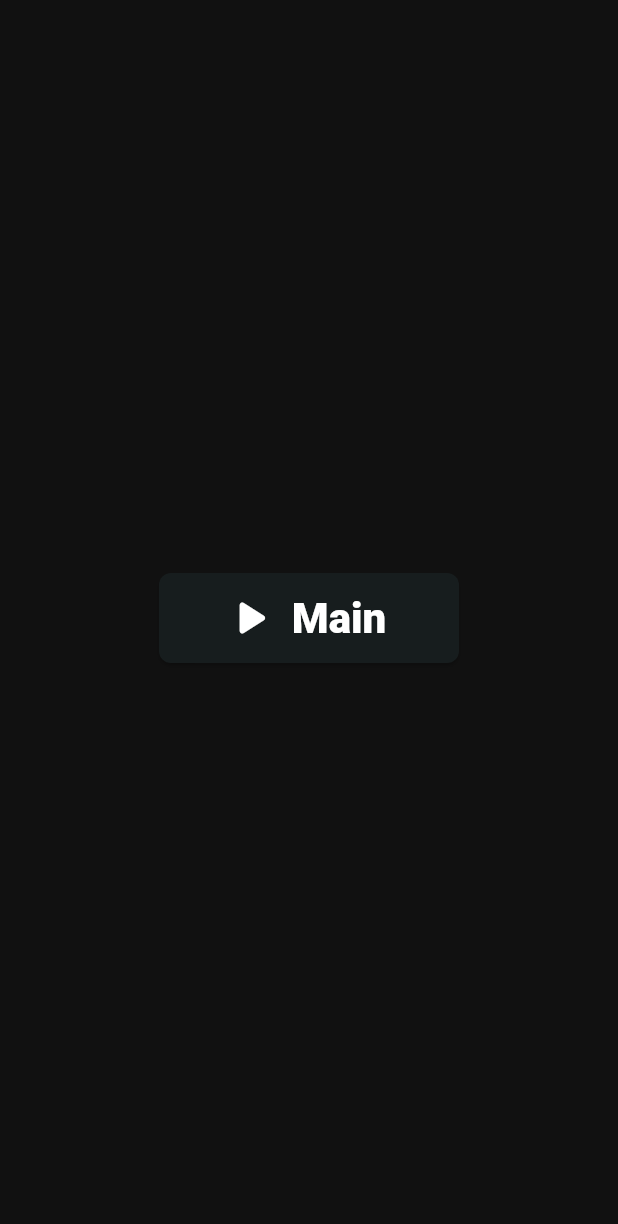
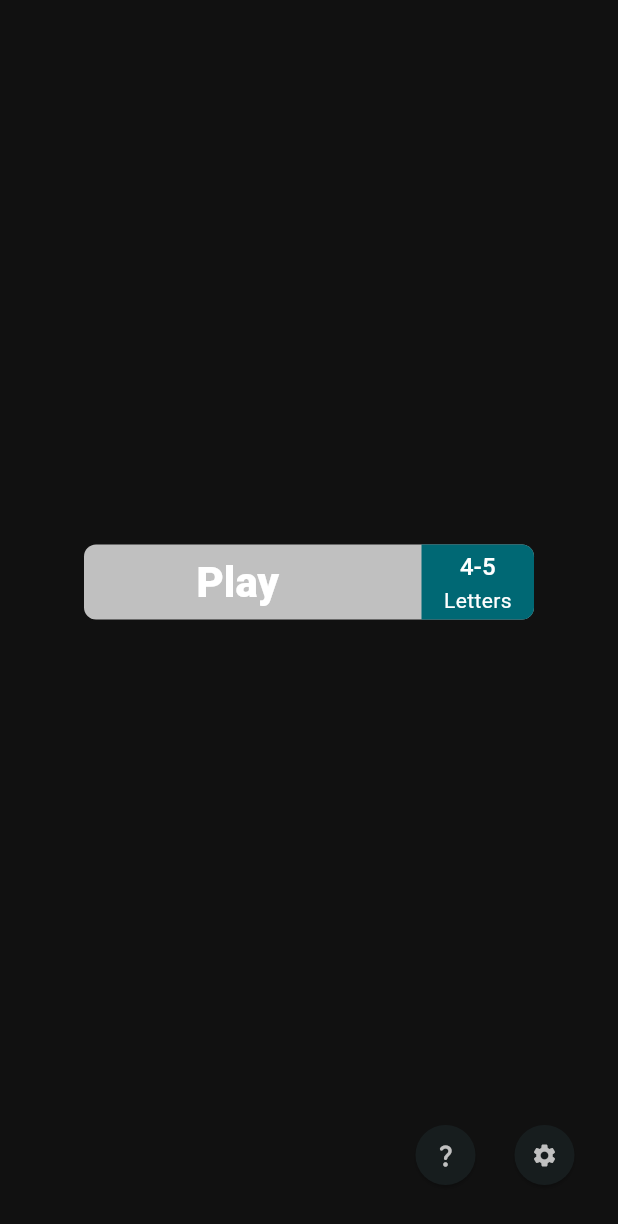
Before and after one commit to Rafi1702/wordle_app, a Flutter app: the screen it shows after launch, on a phone screen of 412 x 824 dp. Shown: the top 1224 px of the screen. Run offline on Flutter 3.47's test engine with Material 3 defaults, Android fonts, the phone set to English and light mode, and no system bars; our stand-ins replace audioplayers, flex_color_scheme, fluttertoast, shared_preferences; project files that could hold a hidden picture were left out.

Commit message:
edit home page

```diff
--- a/lib/feature/wordle/providers/wordle_provider.dart
+++ b/lib/feature/wordle/providers/wordle_provider.dart
@@ -83,11 +83,11 @@ class WordleProvider with ChangeNotifier {
     try {
       final data = await wordleRepo.getRandomWord();
 
-      // const data = "pose";
       _wordsData = data.map((e) => e.toUpperCase()).toList();
 
       _word = _wordsData[_random.nextInt(_wordsData.length)];
 
+      debugPrint(_word);
       for (int i = 0; i < _word.length; i++) {
         _hintWord.add(' ');
         _tempWords.add(i);
@@ -106,7 +106,7 @@ class WordleProvider with ChangeNotifier {
       notifyListeners();
     } catch (e) {
       _wordStatus = WordleStatus.error;
-      print(e);
+
       _generateWordError = e.toString();
       notifyListeners();
     }
@@ -150,7 +150,6 @@ class WordleProvider with ChangeNotifier {
   Future<void> onSubmitButton() async {
     final String concattedCharacter =
         _guessedWord[_row].map((e) => e.character).join('');
-    debugPrint(concattedCharacter);
 
     _isWordsAvailable = _wordsData.contains(concattedCharacter);
 
@@ -168,7 +167,7 @@ class WordleProvider with ChangeNotifier {
     _isValid = _isStageCompleted;
 
     /* need to refresh _wordOccurences value for next submit */
-    _wordOccurences.clear();
+
     _wordOccurences = countWordOccurences(_word);
 
     _row++;
@@ -236,7 +235,6 @@ class WordleProvider with ChangeNotifier {
       _wordFactStatus = WordleStatus.success;
       notifyListeners();
     } catch (e) {
-      debugPrint(e.toString());
       _wordFactStatus = WordleStatus.error;
       _wordFactError = e.toString();
       notifyListeners();
@@ -265,6 +263,7 @@ class WordleProvider with ChangeNotifier {
         wordOccurences[word[i]] = 1;
       }
     }
+
     return wordOccurences;
   }
 
@@ -286,36 +285,21 @@ class WordleProvider with ChangeNotifier {
         temp[row][i] = temp[row][i].copyWith(status: CharacterStatus.exist);
         wordOccurences[temp[row][i].character!] =
             wordOccurences[temp[row][i].character!] - 1;
-      } else if (_word.contains(temp[row][i].character!) &&
+        continue;
+      }
+    }
+
+    for (int i = 0; i < _word.length; i++) {
+      if (_word.contains(temp[row][i].character!) &&
           _word[i] != temp[row][i].character &&
           wordOccurences[temp[row][i].character] != 0) {
         temp[row][i] =
             temp[row][i].copyWith(status: CharacterStatus.existDifferentIndex);
         wordOccurences[temp[row][i].character!] =
             wordOccurences[temp[row][i].character!] - 1;
-      } else {
-        temp[row][i] = temp[row][i].copyWith(status: CharacterStatus.notExist);
       }
     }
+
     return temp;
   }
 }
-
-
-  // Map<String, Map<String, dynamic>> countWordOccurences(String word) {
-  //   var wordOccurences = <String, Map<String, dynamic>>{};
-  //   for (int i = 0; i < word.length; i++) {
-  //     if (wordOccurences.containsKey(word[i])) {
-  //       wordOccurences[word[i]]?["count"] =
-  //           wordOccurences[word[i]]?["count"] + 1;
-  //       wordOccurences[word[i]]
-  //           ?["list"] = List.from(wordOccurences[word[i]]?["list"])..add(i);
-  //     } else {
-  //       wordOccurences[word[i]] = {};
-  //       wordOccurences[word[i]]?["count"] = 1;
-  //       wordOccurences[word[i]]?["list"] = [i];
-  //     }
-  //   }
-
-  //   return wordOccurences;
-  // }
--- a/lib/home_page.dart
+++ b/lib/home_page.dart
@@ -1,4 +1,5 @@
 import 'package:flutter/material.dart';
+import 'package:tebak_kata/feature/settings/widgets/settings_dialog.dart';
 import 'package:tebak_kata/feature/wordle/presentation/wordle_page.dart';
 
 class HomePage extends StatelessWidget {
@@ -10,35 +11,100 @@ class HomePage extends StatelessWidget {
     return Scaffold(
       body: SafeArea(
         child: Center(
+          child: Padding(
+            padding:
+                const EdgeInsets.symmetric(vertical: 30.0, horizontal: 16.0),
             child: Column(
               mainAxisAlignment: MainAxisAlignment.center,
               children: [
-              ElevatedButton.icon(
-                style: const ButtonStyle(
-                    fixedSize: WidgetStatePropertyAll(Size(
-                  200.0,
-                  60.0,
-                ))),
-                onPressed: () {
+                const Spacer(),
+                InkWell(
+                  splashFactory: NoSplash.splashFactory,
+                  onTap: () {
                     Navigator.of(context).pushNamed(WordlePage.route);
                   },
-                icon: const Icon(
-                  Icons.play_arrow_rounded,
-                  color: Colors.white,
-                  size: 40.0,
-                ),
-                label: Text(
-                  'Main',
+                  child: Container(
+                      width: 300.0,
+                      height: 50.0,
+                      decoration: BoxDecoration(
+                          borderRadius: BorderRadius.circular(8.0),
+                          color: Theme.of(context).colorScheme.primary),
+                      child: Row(
+                        children: [
+                          const Spacer(),
+                          Expanded(
+                            flex: 2,
+                            child: Text('Play',
                                 style: Theme.of(context)
                                     .textTheme
                                     .headlineMedium!
-                      .copyWith(fontWeight: FontWeight.w900),
+                                    .copyWith(fontWeight: FontWeight.w900)),
+                          ),
+                          Expanded(
+                            child: Container(
+                              decoration: BoxDecoration(
+                                  color: Theme.of(context)
+                                      .colorScheme
+                                      .inversePrimary,
+                                  borderRadius: const BorderRadius.only(
+                                    topRight: Radius.circular(8.0),
+                                    bottomRight: Radius.circular(8.0),
+                                  )),
+                              height: 50.0,
+                              child: Center(
+                                  child: Column(
+                                mainAxisAlignment: MainAxisAlignment.center,
+                                children: [
+                                  Text('4-5',
+                                      style: Theme.of(context)
+                                          .textTheme
+                                          .titleMedium),
+                                  const Text('Letters'),
+                                ],
+                              )),
+                            ),
+                          )
+                        ],
+                      )),
+                ),
+                const Spacer(),
+                Align(
+                  alignment: Alignment.bottomRight,
+                  child: Row(
+                    mainAxisSize: MainAxisSize.min,
+                    children: [
+                      ElevatedButton(
+                        onPressed: () {},
+                        style: const ButtonStyle(
+                          shape: WidgetStatePropertyAll(
+                            CircleBorder(),
+                          ),
+                        ),
+                        child: const Icon(Icons.question_mark_rounded),
+                      ),
+                      ElevatedButton(
+                        onPressed: () {
+                          showDialog<double>(
+                            context: context,
+                            builder: (BuildContext context) =>
+                                const CustomDialog(),
+                          );
+                        },
+                        style: const ButtonStyle(
+                          shape: WidgetStatePropertyAll(
+                            CircleBorder(),
+                          ),
+                        ),
+                        child: const Icon(Icons.settings),
+                      )
+                    ],
                   ),
                 ),
               ],
             ),
           ),
         ),
+      ),
     );
   }
 }
```
Also changed, not shown: assets/app_logo.png (added). Lines whose indentation alone changed are shown as unchanged.
